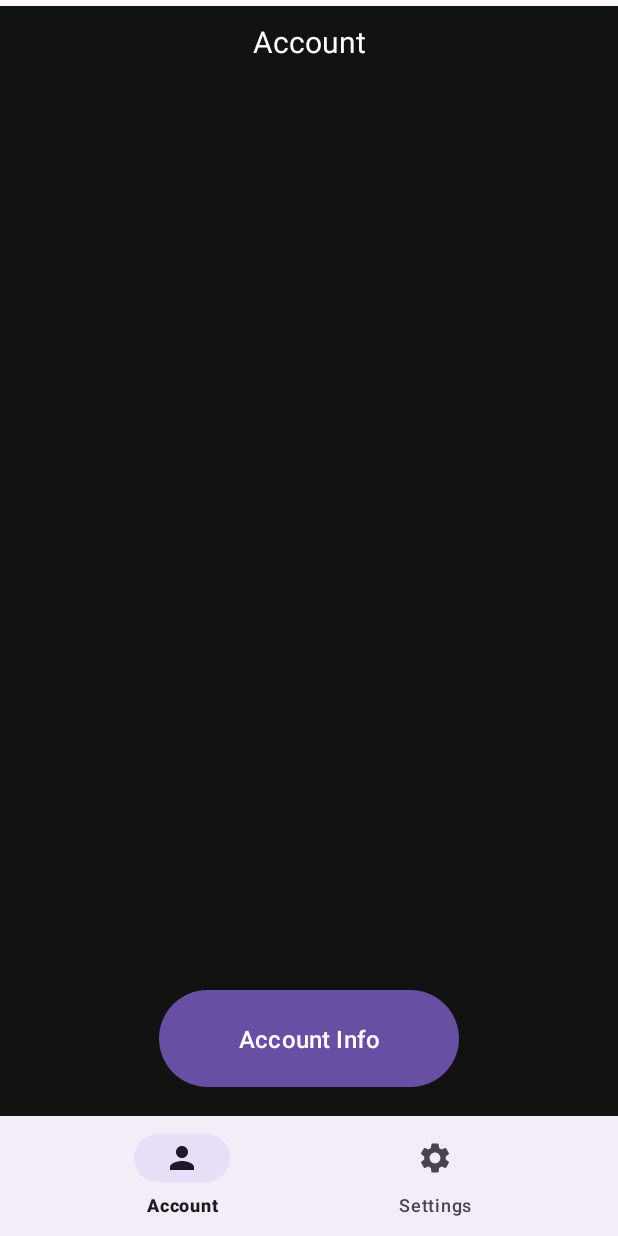
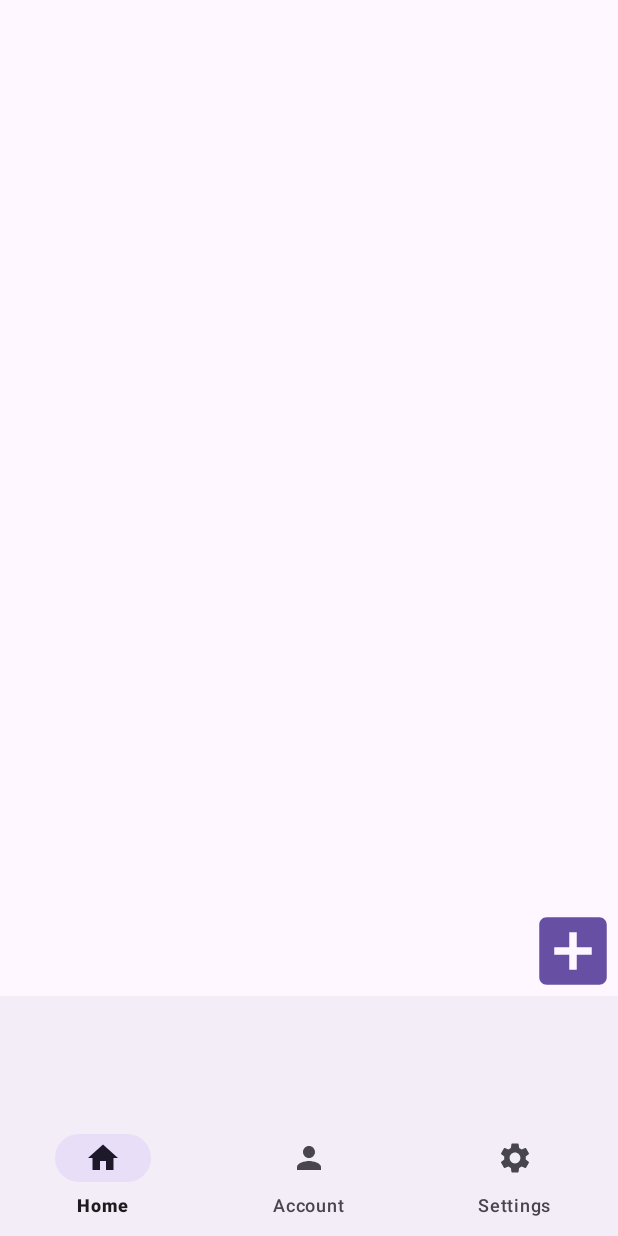
Before and after one commit to Dvaxinator/ExpenseTracker, an Android app: the screen it shows after launch once a user with an empty profile is signed in (UserMenu), on a phone screen of 412 x 824 dp. Run offline under Robolectric (Android 15) with nearby library versions, the phone set to English and light mode, and no system bars; our stand-ins replace Firebase (no records; nobody signed in at launch, a user with empty details on screens opened directly), navigation-ui.

Commit message:
feat: add homepage/expense function TODO: Allow user to exit adding expense, fix the ui (navbar height seems too high), add database functionality
Co-authored-by: Parth Gala <parth1868134@gmail.com>

```diff
--- /dev/null
+++ b/app/src/main/java/com/example/expensetracker/HomePageFragment.java
@@ -0,0 +1,111 @@
+package com.example.expensetracker;
+
+import android.content.Context;
+import android.content.SharedPreferences;
+import android.os.Bundle;
+import android.util.Log;
+import android.view.LayoutInflater;
+import android.view.View;
+import android.view.ViewGroup;
+import android.widget.Button;
+
+import androidx.annotation.NonNull;
+import androidx.annotation.Nullable;
+import androidx.fragment.app.Fragment;
+import androidx.recyclerview.widget.LinearLayoutManager;
+import androidx.recyclerview.widget.RecyclerView;
+
+import com.google.android.material.bottomnavigation.BottomNavigationView;
+
+import java.util.ArrayList;
+import java.util.HashSet;
+import java.util.Set;
+
+public class HomePageFragment extends Fragment implements AddExpenseFragment.OnExpenseAddedListener, MyAdapter.OnExpenseDeletedListener {
+
+    BottomNavigationView bottomNavigationView;
+    Button add;
+    RecyclerView recyclerView;
+    ArrayList<MyDataSet> dataSet = new ArrayList<>();
+    private MyAdapter myAdapter;
+    private SharedPreferences sharedPreferences;
+
+    @Nullable
+    @Override
+    public View onCreateView(@NonNull LayoutInflater inflater, @Nullable ViewGroup container, @Nullable Bundle savedInstanceState) {
+        View view = inflater.inflate(R.layout.activity_home_page, container, false);
+
+        add = view.findViewById(R.id.addExpenseButton);
+        recyclerView = view.findViewById(R.id.recyler_view);
+        LinearLayoutManager linearLayoutManager = new LinearLayoutManager(getContext());
+        recyclerView.setLayoutManager(linearLayoutManager);
+
+        // bottomNavigationView = view.findViewById(R.id.bottomNavigationView);
+        // Inflate the menu for BottomNavigationView might not be needed in a fragment, depends on your design
+
+        myAdapter = new MyAdapter(dataSet, getActivity(), this); // getActivity() is used to provide a context
+        recyclerView.setAdapter(myAdapter);
+
+        // Retrieve saved expenses data from SharedPreferences
+        sharedPreferences = getActivity().getSharedPreferences("expenses", Context.MODE_PRIVATE);
+        Set<String> expensesSet = sharedPreferences.getStringSet("expenses_set", new HashSet<String>());
+        for (String expense : expensesSet) {
+            String[] expenseData = expense.split(",");
+            dataSet.add(new MyDataSet(expenseData[0], Double.parseDouble(expenseData[1]), expenseData[2], expenseData[3]));
+        }
+        myAdapter.notifyDataSetChanged();
+
+        add.setOnClickListener(new View.OnClickListener() {
+            @Override
+            public void onClick(View v) {
+                AddExpenseFragment addExpenseFragment = new AddExpenseFragment();
+                getActivity().getSupportFragmentManager().beginTransaction().replace(R.id.home_page_frame_layout, addExpenseFragment).addToBackStack(null).commit();
+            }
+        });
+
+        return view;
+    }
+
+    @Override
+    public void onExpenseAdded(MyDataSet expense) {
+        dataSet.add(expense);
+        myAdapter.notifyDataSetChanged();
+        Log.d("Expense added", expense.getDescription());
+        updateSharedPreferences();
+    }
+
+    @Override
+    public void onExpenseDeleted() {
+        updateSharedPreferences();
+    }
+
+    private void updateSharedPreferences() {
+        Set<String> expensesSet = new HashSet<>();
+        for (MyDataSet data : dataSet) {
+            expensesSet.add(data.getDescription() + "," + data.getAmount() + "," + data.getCategory() + "," + data.getDate());
+        }
+        SharedPreferences.Editor editor = sharedPreferences.edit();
+        editor.putStringSet("expenses_set", expensesSet);
+        editor.apply();
+    }
+
+    @Override
+    public void onResume() {
+        super.onResume();
+        loadData(); // Call a method to load data and update the adapter.
+    }
+
+    private void loadData() {
+        // Clear the existing dataset to avoid duplicates.
+        dataSet.clear();
+
+        // Reload saved expenses data from SharedPreferences.
+        Set<String> expensesSet = sharedPreferences.getStringSet("expenses_set", new HashSet<String>());
+        for (String expense : expensesSet) {
+            String[] expenseData = expense.split(",");
+            dataSet.add(new MyDataSet(expenseData[0], Double.parseDouble(expenseData[1]), expenseData[2], expenseData[3]));
+        }
+        myAdapter.notifyDataSetChanged(); // Notify the adapter about the dataset change.
+    }
+
+}
--- /dev/null
+++ b/app/src/main/java/com/example/expensetracker/MyAdapter.java
@@ -0,0 +1,103 @@
+package com.example.expensetracker;
+
+import android.app.AlertDialog;
+import android.content.Context;
+import android.content.DialogInterface;
+import android.view.LayoutInflater;
+import android.view.View;
+import android.view.ViewGroup;
+import android.widget.TextView;
+import android.widget.Toast;
+
+import androidx.annotation.NonNull;
+import androidx.cardview.widget.CardView;
+import androidx.recyclerview.widget.RecyclerView;
+
+import java.util.ArrayList;
+
+public class MyAdapter extends RecyclerView.Adapter<MyAdapter.MyViewHolder> {
+
+    ArrayList<MyDataSet> dataList;
+    Context context;
+    private OnExpenseDeletedListener expenseDeletedListener;
+
+    public MyAdapter(ArrayList<MyDataSet> data, Context context, OnExpenseDeletedListener listener) {
+        this.dataList = data;
+        this.context = context;
+        this.expenseDeletedListener = listener;
+    }
+
+    @NonNull
+    @Override
+    public MyViewHolder onCreateViewHolder(@NonNull ViewGroup parent, int viewType) {
+        View view = LayoutInflater.from(parent.getContext()).inflate(R.layout.list_expenses, parent, false);
+        return new MyViewHolder(view);
+    }
+
+    @Override
+    public void onBindViewHolder(@NonNull MyViewHolder holder, int position) {
+        MyDataSet data = dataList.get(position);
+        holder.cardDescription.setText(data.getDescription());
+        holder.cardAmount.setText(String.valueOf(data.getAmount()));
+        holder.cardCategory.setText(data.getCategory());
+        holder.cardDate.setText(data.getDate().toString());
+
+        // Implementing long click listener for the card view
+        holder.cardView.setOnLongClickListener(new View.OnLongClickListener() {
+            @Override
+            public boolean onLongClick(View v) {
+                // Create and show a confirmation dialog
+                AlertDialog.Builder builder = new AlertDialog.Builder(context);
+                builder.setTitle("Confirm Deletion");
+                builder.setMessage("Are you sure you want to delete this expense?");
+                builder.setPositiveButton("Yes", new DialogInterface.OnClickListener() {
+                    @Override
+                    public void onClick(DialogInterface dialog, int which) {
+                        // Remove the expense from the dataset
+                        dataList.remove(position);
+                        // Notify adapter of the change
+                        notifyDataSetChanged();
+                        // Notify user that the expense has been deleted
+                        Toast.makeText(context, "Expense Deleted!", Toast.LENGTH_SHORT).show();
+                        // Call the listener to inform about expense deletion
+                        expenseDeletedListener.onExpenseDeleted();
+                    }
+                });
+                builder.setNegativeButton("No", new DialogInterface.OnClickListener() {
+                    @Override
+                    public void onClick(DialogInterface dialog, int which) {
+                        // Dismiss the dialog if the user clicks "No"
+                        dialog.dismiss();
+                    }
+                });
+                // Show the dialog
+                builder.show();
+                return true;
+            }
+        });
+
+    }
+
+    @Override
+    public int getItemCount() {
+        return dataList.size();
+    }
+
+    public class MyViewHolder extends RecyclerView.ViewHolder {
+        TextView cardDescription, cardAmount, cardCategory, cardDate;
+        CardView cardView;
+
+        public MyViewHolder(@NonNull View itemView) {
+            super(itemView);
+            cardDescription = itemView.findViewById(R.id.card_description);
+            cardAmount = itemView.findViewById(R.id.card_amount);
+            cardView = itemView.findViewById(R.id.card_view);
+            cardCategory = itemView.findViewById(R.id.card_category);
+            cardDate = itemView.findViewById(R.id.card_date);
+        }
+    }
+
+    public interface OnExpenseDeletedListener {
+        void onExpenseDeleted();
+    }
+}
--- a/app/src/main/java/com/example/expensetracker/UserMenu.java
+++ b/app/src/main/java/com/example/expensetracker/UserMenu.java
@@ -6,10 +6,11 @@ import androidx.fragment.app.FragmentManager;
 import androidx.fragment.app.FragmentTransaction;
 
 import android.os.Bundle;
+import android.util.Log;
 
 import com.example.expensetracker.databinding.ActivityUserMenuBinding;
 
-public class UserMenu extends AppCompatActivity {
+public class UserMenu extends AppCompatActivity implements AddExpenseFragment.OnExpenseAddedListener {
 
     private ActivityUserMenuBinding binding;
 
@@ -19,12 +20,15 @@ public class UserMenu extends AppCompatActivity {
         binding = ActivityUserMenuBinding.inflate(getLayoutInflater());
         setContentView(binding.getRoot());
 
-        replaceFragment(new AccountFragment());
-        binding.bottomNavigationView.getMenu().findItem(R.id.account).setChecked(true);
+        HomePageFragment homePageFragment = new HomePageFragment();
+        replaceFragment(homePageFragment, "HOME_FRAGMENT");
+        binding.bottomNavigationView.getMenu().findItem(R.id.navigation_home).setChecked(true);
 
         binding.bottomNavigationView.setOnItemSelectedListener(item -> {
             int id = item.getItemId();
-            if (id == R.id.account) {
+            if (id == R.id.navigation_home) {
+                replaceFragment(homePageFragment, "HOME_FRAGMENT");
+            } else if (id == R.id.account) {
                 replaceFragment(new AccountFragment());
             } else if (id == R.id.settings) {
                 replaceFragment(new SettingsFragment());
@@ -33,10 +37,27 @@ public class UserMenu extends AppCompatActivity {
         });
     }
 
+    @Override
+    public void onExpenseAdded(MyDataSet expense) {
+        HomePageFragment homePageFragment = (HomePageFragment) getSupportFragmentManager().findFragmentByTag("HOME_FRAGMENT");
+        if (homePageFragment != null) {
+            homePageFragment.onExpenseAdded(expense);
+        } else {
+            Log.e("UserMenu", "HomePageFragment not found");
+        }
+    }
+
     private void replaceFragment(Fragment fragment) {
         FragmentManager fragmentManager = getSupportFragmentManager();
         FragmentTransaction fragmentTransaction = fragmentManager.beginTransaction();
         fragmentTransaction.replace(R.id.frame_layout, fragment);
         fragmentTransaction.commit();
     }
+
+    private void replaceFragment(Fragment fragment, String tag) {
+        FragmentManager fragmentManager = getSupportFragmentManager();
+        FragmentTransaction fragmentTransaction = fragmentManager.beginTransaction();
+        fragmentTransaction.replace(R.id.frame_layout, fragment, tag);
+        fragmentTransaction.commit();
+    }
 }
--- /dev/null
+++ b/app/src/main/res/drawable/baseline_add_box_24.xml
@@ -0,0 +1,5 @@
+<vector xmlns:android="http://schemas.android.com/apk/res/android" android:height="24dp" android:tint="#FFFFFF" android:viewportHeight="24" android:viewportWidth="24" android:width="24dp">
+
+    <path android:fillColor="@android:color/white" android:pathData="M19,3L5,3c-1.11,0 -2,0.9 -2,2v14c0,1.1 0.89,2 2,2h14c1.1,0 2,-0.9 2,-2L21,5c0,-1.1 -0.9,-2 -2,-2zM17,13h-4v4h-2v-4L7,13v-2h4L11,7h2v4h4v2z"/>
+
+</vector>
--- /dev/null
+++ b/app/src/main/res/drawable/baseline_calendar_month_24.xml
@@ -0,0 +1,5 @@
+<vector xmlns:android="http://schemas.android.com/apk/res/android" android:height="24dp" android:tint="#000000" android:viewportHeight="24" android:viewportWidth="24" android:width="24dp">
+
+    <path android:fillColor="@android:color/white" android:pathData="M19,4h-1V2h-2v2H8V2H6v2H5C3.89,4 3.01,4.9 3.01,6L3,20c0,1.1 0.89,2 2,2h14c1.1,0 2,-0.9 2,-2V6C21,4.9 20.1,4 19,4zM19,20H5V10h14V20zM9,14H7v-2h2V14zM13,14h-2v-2h2V14zM17,14h-2v-2h2V14zM9,18H7v-2h2V18zM13,18h-2v-2h2V18zM17,18h-2v-2h2V18z"/>
+
+</vector>
--- /dev/null
+++ b/app/src/main/res/drawable/baseline_home_24.xml
@@ -0,0 +1,5 @@
+<vector xmlns:android="http://schemas.android.com/apk/res/android" android:height="24dp" android:tint="#000000" android:viewportHeight="24" android:viewportWidth="24" android:width="24dp">
+
+    <path android:fillColor="@android:color/white" android:pathData="M10,20v-6h4v6h5v-8h3L12,3 2,12h3v8z"/>
+
+</vector>
--- /dev/null
+++ b/app/src/main/res/layout/activity_home_page.xml
@@ -0,0 +1,44 @@
+<?xml version="1.0" encoding="utf-8"?>
+<androidx.constraintlayout.widget.ConstraintLayout xmlns:android="http://schemas.android.com/apk/res/android"
+    xmlns:app="http://schemas.android.com/apk/res-auto"
+    xmlns:tools="http://schemas.android.com/tools"
+    android:id="@+id/navigation_home"
+    android:layout_width="match_parent"
+    android:layout_height="match_parent"
+    tools:context=".HomePageFragment">
+
+    <androidx.recyclerview.widget.RecyclerView
+        android:id="@+id/recyler_view"
+        android:layout_width="match_parent"
+        android:layout_height="0dp"
+        app:layout_constraintBottom_toTopOf="@+id/bottomNavigationView"
+        app:layout_constraintTop_toTopOf="parent" />
+
+    <com.google.android.material.bottomnavigation.BottomNavigationView
+        android:id="@+id/bottomNavigationView"
+        android:layout_width="match_parent"
+        android:layout_height="wrap_content"
+        app:layout_constraintBottom_toBottomOf="parent"
+        app:layout_constraintEnd_toEndOf="parent"
+        app:layout_constraintHorizontal_bias="0.0"
+        app:layout_constraintStart_toStartOf="parent"
+        app:layout_constraintTop_toTopOf="parent"
+        app:layout_constraintVertical_bias="1.0" />
+
+    <FrameLayout
+        android:id="@+id/home_page_frame_layout"
+        android:layout_width="wrap_content"
+        android:layout_height="wrap_content"
+        app:layout_constraintBottom_toBottomOf="@id/recyler_view"
+        app:layout_constraintEnd_toEndOf="@id/recyler_view">
+
+        <Button
+            android:id="@+id/addExpenseButton"
+            android:layout_width="60dp"
+            android:layout_height="60dp"
+            android:layout_gravity="bottom|end"
+            android:background="@drawable/baseline_add_box_24" />
+
+    </FrameLayout>
+
+</androidx.constraintlayout.widget.ConstraintLayout>
--- a/app/src/main/res/menu/bottom_nav.xml
+++ b/app/src/main/res/menu/bottom_nav.xml
@@ -2,11 +2,15 @@
 <menu xmlns:android="http://schemas.android.com/apk/res/android">
 
     <item
-        android:title="Account"
+        android:id="@+id/navigation_home"
+        android:icon="@drawable/baseline_home_24"
+        android:title="Home" />
+    <item
+        android:id="@+id/account"
         android:icon="@drawable/baseline_person_24"
-        android:id="@+id/account" />
+        android:title="Account" />
     <item
-        android:title="Settings"
+        android:id="@+id/settings"
         android:icon="@drawable/baseline_settings_24"
-        android:id="@+id/settings" />
+        android:title="Settings" />
 </menu>
```
Also changed, not shown: app/src/main/java/com/example/expensetracker/AddExpenseFragment.java (added, +161 -0 lines), app/src/main/java/com/example/expensetracker/MyDataSet.java (added, +31 -0 lines), app/src/main/res/layout/fragment_add_expense.xml (added, +58 -0 lines), app/src/main/res/layout/list_expenses.xml (added, +52 -0 lines).
